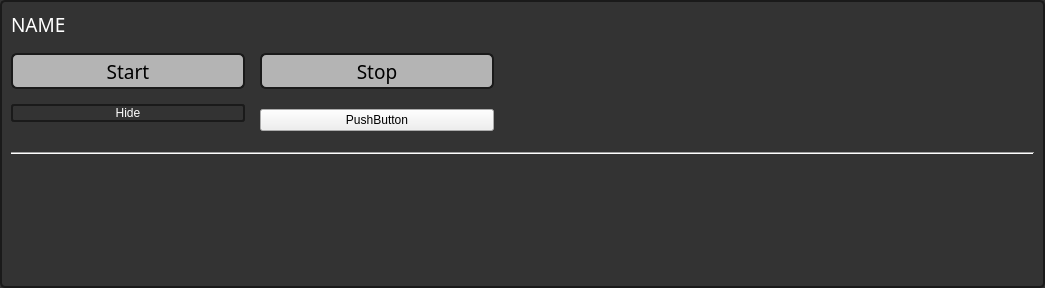
Old version of the form multibench/widgets/groupwidget.ui in the repository IlyaZh/Maiman-MCBS.
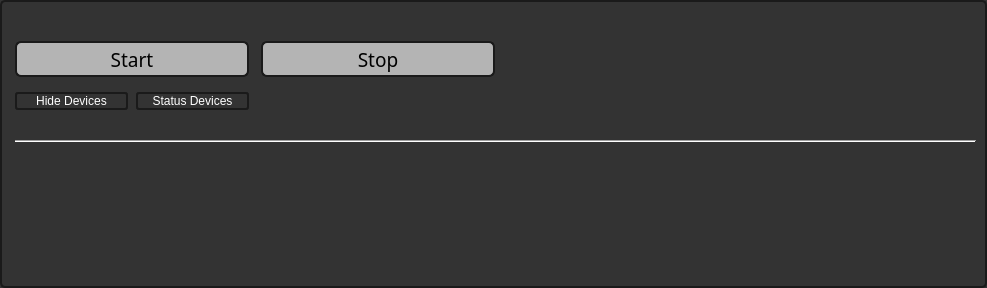
New version of the form.

Commit message: корректировка виджета

Diff of the .ui file:
```diff
--- a/multibench/widgets/groupwidget.ui
+++ b/multibench/widgets/groupwidget.ui
@@ -6,12 +6,12 @@
    <rect>
     <x>0</x>
     <y>0</y>
-    <width>1045</width>
+    <width>987</width>
     <height>288</height>
    </rect>
   </property>
   <property name="sizePolicy">
-   <sizepolicy hsizetype="MinimumExpanding" vsizetype="MinimumExpanding">
+   <sizepolicy hsizetype="Minimum" vsizetype="Preferred">
     <horstretch>0</horstretch>
     <verstretch>0</verstretch>
    </sizepolicy>
@@ -33,24 +33,105 @@
 }</string>
   </property>
   <layout class="QGridLayout" name="gridLayout">
-   <property name="spacing">
+   <property name="leftMargin">
     <number>15</number>
    </property>
+   <property name="topMargin">
+    <number>8</number>
+   </property>
+   <property name="horizontalSpacing">
+    <number>12</number>
+   </property>
+   <property name="verticalSpacing">
+    <number>15</number>
+   </property>
+   <item row="0" column="0" colspan="2">
+    <layout class="QHBoxLayout" name="nameTable">
+     <property name="spacing">
+      <number>12</number>
+     </property>
+     <item>
+      <widget class="QLabel" name="linkLabel">
+       <property name="sizePolicy">
+        <sizepolicy hsizetype="Fixed" vsizetype="Fixed">
+         <horstretch>0</horstretch>
+         <verstretch>0</verstretch>
+        </sizepolicy>
+       </property>
+       <property name="minimumSize">
+        <size>
+         <width>18</width>
+         <height>18</height>
+        </size>
+       </property>
+       <property name="styleSheet">
+        <string notr="true">QLabel {
+    background: rgb(175,0,0);
+    border: 1px solid rgb(26,26,26);
+    border-radius: 3px;
+}c</string>
+       </property>
+       <property name="text">
+        <string/>
+       </property>
+       <property name="alignment">
+        <set>Qt::AlignLeading|Qt::AlignLeft|Qt::AlignVCenter</set>
+       </property>
+      </widget>
+     </item>
+    </layout>
+   </item>
+   <item row="7" column="0" colspan="4">
+    <widget class="QWidget" name="devicesTable" native="true">
+     <property name="sizePolicy">
+      <sizepolicy hsizetype="MinimumExpanding" vsizetype="MinimumExpanding">
+       <horstretch>0</horstretch>
+       <verstretch>0</verstretch>
+      </sizepolicy>
+     </property>
+    </widget>
+   </item>
    <item row="4" column="0">
-    <widget class="QPushButton" name="hideButton">
-     <property name="styleSheet">
-      <string notr="true">      border: 2px solid rgb(26,26,26);
+    <layout class="QHBoxLayout" name="statusButtontable">
+     <property name="spacing">
+      <number>8</number>
+     </property>
+     <property name="rightMargin">
+      <number>0</number>
+     </property>
+     <item>
+      <widget class="QPushButton" name="hideButton">
+       <property name="styleSheet">
+        <string notr="true">      border: 2px solid rgb(26,26,26);
 border-radius: 3px;
 background: rgb(51,51,51);
 color: rgb(255,255,255);
       padding: 0px;
       margin-left: 0px;
       margin-bottom: 15px;</string>
-     </property>
-     <property name="text">
-      <string>Hide</string>
-     </property>
-    </widget>
+       </property>
+       <property name="text">
+        <string>Hide Devices</string>
+       </property>
+      </widget>
+     </item>
+     <item>
+      <widget class="QPushButton" name="statusButton">
+       <property name="styleSheet">
+        <string notr="true">      border: 2px solid rgb(26,26,26);
+border-radius: 3px;
+background: rgb(51,51,51);
+color: rgb(255,255,255);
+      padding: 0px;
+      margin-left: 0px;
+      margin-bottom: 15px;</string>
+       </property>
+       <property name="text">
+        <string>Status Devices</string>
+       </property>
+      </widget>
+     </item>
+    </layout>
    </item>
    <item row="2" column="0" rowspan="2">
     <widget class="QPushButton" name="startButton">
@@ -62,7 +143,7 @@
      </property>
      <property name="minimumSize">
       <size>
-       <width>0</width>
+       <width>234</width>
        <height>36</height>
       </size>
      </property>
@@ -90,48 +171,6 @@
      </property>
     </widget>
    </item>
-   <item row="0" column="1">
-    <widget class="QLabel" name="linkLabel">
-     <property name="sizePolicy">
-      <sizepolicy hsizetype="Fixed" vsizetype="Fixed">
-       <horstretch>0</horstretch>
-       <verstretch>0</verstretch>
-      </sizepolicy>
-     </property>
-     <property name="minimumSize">
-      <size>
-       <width>18</width>
-       <height>18</height>
-      </size>
-     </property>
-     <property name="styleSheet">
-      <string notr="true">QLabel {
-    background: rgb(175,0,0);
-    border: 1px solid rgb(26,26,26);
-    border-radius: 3px;
-}c</string>
-     </property>
-     <property name="text">
-      <string/>
-     </property>
-    </widget>
-   </item>
-   <item row="0" column="0">
-    <widget class="QLabel" name="GroupName">
-     <property name="font">
-      <font>
-       <family>Share Tech Mono</family>
-       <pointsize>14</pointsize>
-      </font>
-     </property>
-     <property name="styleSheet">
-      <string notr="true">color: rgb(255,255,255);</string>
-     </property>
-     <property name="text">
-      <string>NAME</string>
-     </property>
-    </widget>
-   </item>
    <item row="2" column="1" rowspan="2">
     <widget class="QPushButton" name="stopButton">
      <property name="sizePolicy">
@@ -142,7 +181,7 @@
      </property>
      <property name="minimumSize">
       <size>
-       <width>0</width>
+       <width>234</width>
        <height>36</height>
       </size>
      </property>
@@ -169,52 +208,32 @@
      </property>
     </widget>
    </item>
+   <item row="6" column="0" colspan="4">
+    <widget class="Line" name="line">
+     <property name="sizePolicy">
+      <sizepolicy hsizetype="Expanding" vsizetype="Fixed">
+       <horstretch>0</horstretch>
+       <verstretch>0</verstretch>
+      </sizepolicy>
+     </property>
+     <property name="orientation">
+      <enum>Qt::Horizontal</enum>
+     </property>
+    </widget>
+   </item>
    <item row="2" column="2">
     <spacer name="horizontalSpacer">
      <property name="orientation">
       <enum>Qt::Horizontal</enum>
      </property>
-     <property name="sizeType">
-      <enum>QSizePolicy::Expanding</enum>
-     </property>
      <property name="sizeHint" stdset="0">
       <size>
-       <width>40</width>
+       <width>0</width>
        <height>20</height>
       </size>
      </property>
     </spacer>
    </item>
-   <item row="6" column="0" colspan="3">
-    <widget class="QWidget" name="devicesTable" native="true">
-     <property name="sizePolicy">
-      <sizepolicy hsizetype="MinimumExpanding" vsizetype="MinimumExpanding">
-       <horstretch>0</horstretch>
-       <verstretch>0</verstretch>
-      </sizepolicy>
-     </property>
-    </widget>
-   </item>
-   <item row="5" column="0" colspan="3">
-    <widget class="Line" name="line">
-     <property name="sizePolicy">
-      <sizepolicy hsizetype="Expanding" vsizetype="Fixed">
-       <horstretch>0</horstretch>
-       <verstretch>0</verstretch>
-      </sizepolicy>
-     </property>
-     <property name="orientation">
-      <enum>Qt::Horizontal</enum>
-     </property>
-    </widget>
-   </item>
-   <item row="4" column="1">
-    <widget class="QPushButton" name="statusButton">
-     <property name="text">
-      <string>PushButton</string>
-     </property>
-    </widget>
-   </item>
   </layout>
  </widget>
  <resources/>
```
The commit also changes 1 other file.
